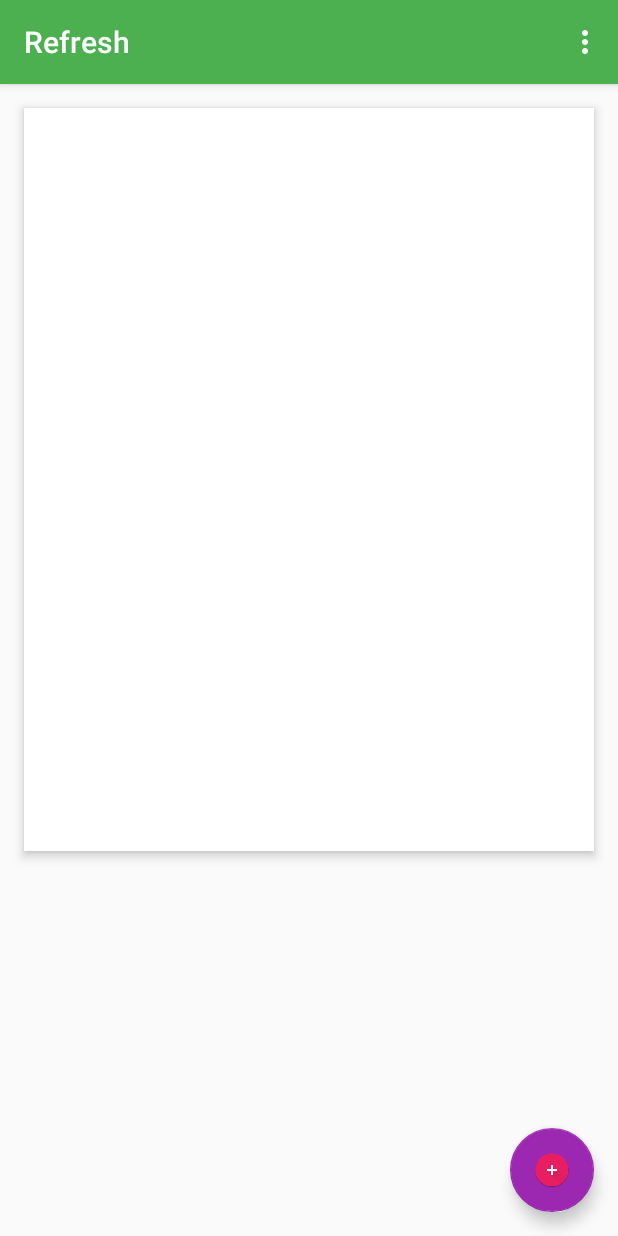
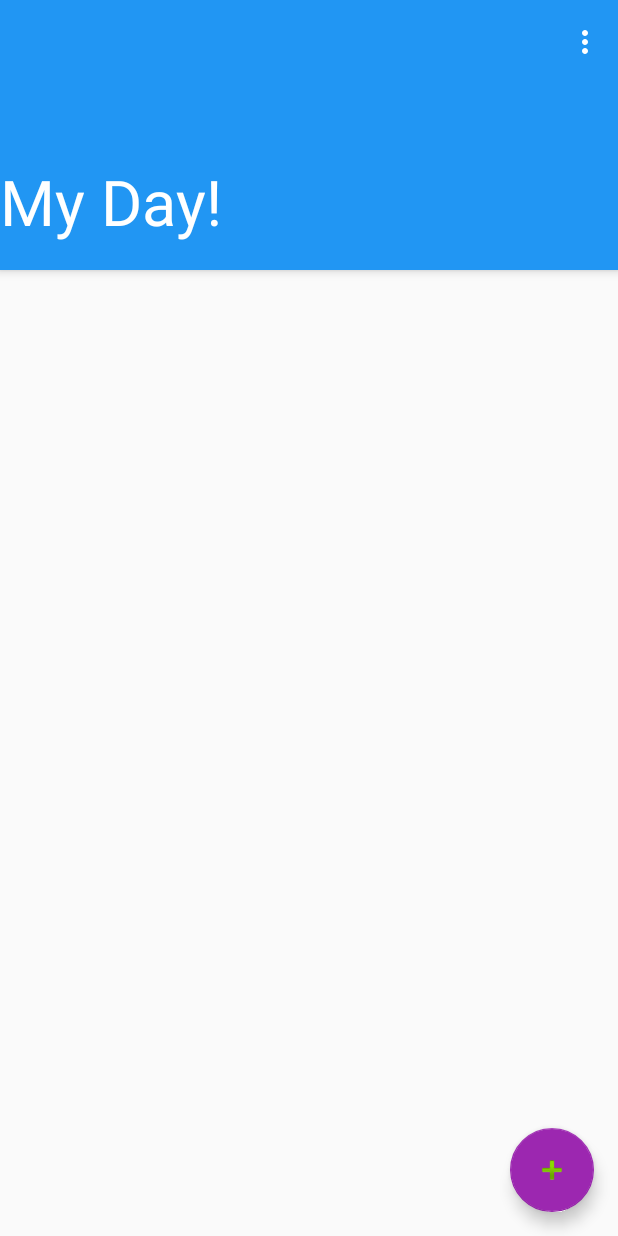
Before and after one commit to lakshyarawal/toDo, an Android app: the screen it shows after launch (MainActivity), on a phone screen of 412 x 824 dp. Run offline under Robolectric (Android 15) with nearby library versions, the phone set to English and light mode, and no system bars; our stand-ins replace Room's generated code.

```diff
--- a/app/build.gradle
+++ b/app/build.gradle
@@ -26,6 +26,9 @@ dependencies {
     })
     compile 'com.android.support:appcompat-v7:26.+'
     compile 'com.android.support.constraint:constraint-layout:1.0.2'
+    compile 'com.android.support:cardview-v7:26.+'
     compile 'com.android.support:design:26.+'
+    compile "android.arch.persistence.room:runtime:1.0.0-alpha3"
+    annotationProcessor "android.arch.persistence.room:compiler:1.0.0-alpha3"
     testCompile 'junit:junit:4.12'
 }
--- a/app/src/main/AndroidManifest.xml
+++ b/app/src/main/AndroidManifest.xml
@@ -23,7 +23,9 @@
             android:name=".ItemDetailsActiity"
             android:label="@string/title_activity_item_details_actiity"
             android:theme="@style/AppTheme.NoActionBar" />
-
+        <receiver android:name=".MyReceiver"
+            android:enabled="true"
+            android:exported="true"/>
     </application>
 
 </manifest>
--- a/app/src/main/java/com/example/lakshya/refresh/ListOpenHelper.java
+++ /dev/null
@@ -1,50 +0,0 @@
-package com.example.lakshya.refresh;
-
-import android.content.Context;
-import android.database.sqlite.SQLiteDatabase;
-import android.database.sqlite.SQLiteOpenHelper;
-
-/**
- * Created by LAKSHYA on 6/29/2017.
- */
-
-public class ListOpenHelper extends SQLiteOpenHelper {
-    public final static String LIST_TABLE_NAME  = "Expense";
-    public final static String LIST_TITLE  = "title";
-    public final static String LIST_ID  = "_id";
-    public final static String LIST_DATE = "dueDate" ;
-    public final static String LIST_TIME = "dueTime" ;
-    public final static String LIST_TYPE = "type" ;
-    public  static ListOpenHelper listOpenHelper;
-
-
-    public static ListOpenHelper getOpenHelperInstance(Context context){
-
-        if(listOpenHelper == null){
-            listOpenHelper = new ListOpenHelper(context);
-        }
-        return listOpenHelper;
-
-    }
-
-
-    public ListOpenHelper(Context context) {
-        super(context, "List.db", null, 1);
-    }
-
-    @Override
-    public void onCreate(SQLiteDatabase db) {
-        String query = "create table " + LIST_TABLE_NAME +" ( " + LIST_ID +
-                " integer primary key autoincrement, " + LIST_TITLE +" text, "
-                + LIST_DATE + " text, "+ LIST_TIME + " text, "
-                + LIST_TYPE + " text);";
-
-        db.execSQL(query);
-
-    }
-
-    @Override
-    public void onUpgrade(SQLiteDatabase db, int oldVersion, int newVersion) {
-
-    }
-}
--- a/app/src/main/java/com/example/lakshya/refresh/MainActivity.java
+++ b/app/src/main/java/com/example/lakshya/refresh/MainActivity.java
@@ -7,143 +7,119 @@ import android.content.Intent;
 import android.database.Cursor;
 import android.database.sqlite.SQLiteDatabase;
 import android.net.Uri;
+import android.os.AsyncTask;
 import android.os.Bundle;
 import android.support.design.widget.FloatingActionButton;
 import android.support.design.widget.Snackbar;
 import android.support.v7.app.AlertDialog;
 import android.support.v7.app.AppCompatActivity;
+import android.support.v7.widget.DefaultItemAnimator;
+import android.support.v7.widget.DividerItemDecoration;
+import android.support.v7.widget.LinearLayoutManager;
+import android.support.v7.widget.RecyclerView;
 import android.support.v7.widget.Toolbar;
+import android.support.v7.widget.helper.ItemTouchHelper;
 import android.view.View;
 import android.view.Menu;
 import android.view.MenuItem;
 import android.widget.AdapterView;
+import android.widget.CheckBox;
 import android.widget.ListView;
 import android.widget.TextView;
 import android.widget.Toast;
 
 import java.util.ArrayList;
 import java.util.Calendar;
+import java.util.Collections;
+import java.util.List;
 
 public class MainActivity extends AppCompatActivity {
-    ListView listView;
-    listArrayAdapter listAdapter;
-    ArrayList<ListItem> itemArrayList;
-    final static  int NEW_LIST = 1;
-    PendingIntent pendingIntent;
+    RecyclerView mRecyclerView;
+    RecyclerAdapter mAdapter;
+    ArrayList<ListItem> itemArrayList = new ArrayList<>();
+    private static final int REQUEST_ADD = 100;
     @Override
     protected void onCreate(Bundle savedInstanceState) {
         super.onCreate(savedInstanceState);
         setContentView(R.layout.activity_main);
-        itemArrayList = new ArrayList<>();
-        listView = (ListView) findViewById(R.id.expenseListView);
-        listAdapter = new listArrayAdapter(this, itemArrayList);
-        listView.setAdapter(listAdapter);
         Toolbar toolbar = (Toolbar) findViewById(R.id.toolbar);
         setSupportActionBar(toolbar);
+        getSupportActionBar().setDisplayShowTitleEnabled(false);
+        //toolbar.setNavigationIcon(R.drawable.ic_toolbar);
+        toolbar.setTitle("");
+        toolbar.setSubtitle("");
+        //toolbar.setLogo(R.drawable.ic_toolbar);
 
         FloatingActionButton fab = (FloatingActionButton) findViewById(R.id.fab);
         fab.setOnClickListener(new View.OnClickListener() {
             @Override
             public void onClick(View view) {
 
-                Intent i = new Intent(MainActivity.this, ItemDetailsActiity.class);
-                startActivityForResult(i,NEW_LIST);
+                Intent add = new Intent(MainActivity.this,ItemDetailsActiity.class);
+                startActivityForResult(add,REQUEST_ADD);
                 Toast.makeText(MainActivity.this,"Enter Details Here",Toast.LENGTH_SHORT).show();
             }
         });
-        listView.setOnItemClickListener(new AdapterView.OnItemClickListener() {
+
+        NoteDatabase db = NoteDatabase.getInstance(this);
+        final NoteDao noteDao = db.noteDao();
+        new AsyncTask<Void,Void,List<ListItem>>(){
+
             @Override
-            public void onItemClick(AdapterView<?> parent, View view, final int position, long id) {
-                Intent i = new Intent(MainActivity.this, ItemDetailsActiity.class);
-                i.putExtra("id", itemArrayList.get(position).id);
-                i.putExtra("title", itemArrayList.get(position).title);
-                i.putExtra("type", itemArrayList.get(position).type);
-                i.putExtra("date", itemArrayList.get(position).dueDate);
-                i.putExtra("time",itemArrayList.get(position).dueTime);
-                i.putExtra("requestCode", 1);
-                startActivityForResult(i, 1);
+            protected List<ListItem> doInBackground(Void... voids) {
+                return noteDao.getAllNotes();
+            }
+
+            @Override
+            protected void onPostExecute(List<ListItem> notes) {
+                itemArrayList.clear();
+                itemArrayList.addAll(notes);
+                mAdapter.notifyDataSetChanged();
+            }
+        }.execute();
+
+        mRecyclerView = (RecyclerView)findViewById(R.id.recycler_view);
+
+        mAdapter = new RecyclerAdapter(this, itemArrayList, new RecyclerAdapter.NotesClickListener() {
+            @Override
+            public void onItemClick(View view, int position) {
+                ListItem note = itemArrayList.get(position);
+                Snackbar.make(mRecyclerView,note.getTitle(),Snackbar.LENGTH_LONG).show();
+            }
+
+            @Override
+            public void onRemoveClicked(int position) {
+                itemArrayList.remove(position);
+                mAdapter.notifyItemRemoved(position);
             }
         });
-        listView.setOnItemLongClickListener(new AdapterView.OnItemLongClickListener() {
+        mRecyclerView.setAdapter(mAdapter);
+        mRecyclerView.setLayoutManager(new LinearLayoutManager(this));
+        mRecyclerView.addItemDecoration(new DividerItemDecoration(this,DividerItemDecoration.VERTICAL));
+        mRecyclerView.setItemAnimator(new DefaultItemAnimator());
+
+        ItemTouchHelper itemTouchHelper = new ItemTouchHelper(new ItemTouchHelper.SimpleCallback(ItemTouchHelper.UP|ItemTouchHelper.DOWN,ItemTouchHelper.RIGHT) {
             @Override
-            public boolean onItemLongClick(AdapterView<?> parent, View view, final int position, long id) {
-                final int id1 = itemArrayList.get(position).id;
-                AlertDialog.Builder builder = new AlertDialog.Builder(MainActivity.this);
-                builder.setTitle("Delete");
-                builder.setCancelable(false);
-                View v = getLayoutInflater().inflate(R.layout.dialog_view2, null);
-                final TextView tv = (TextView) v.findViewById(R.id.dialogTextView);
-                tv.setText("Are you sure you want to delete ??");
-                builder.setView(v);
-
-                builder.setPositiveButton("OK", new DialogInterface.OnClickListener() {
-                    @Override
-                    public void onClick(DialogInterface dialog, int which) {
-                        itemArrayList.remove(position);
-                        ListOpenHelper expenseOpenHelper = new ListOpenHelper(MainActivity.this);
-                        SQLiteDatabase database = expenseOpenHelper.getWritableDatabase();
-                        database.delete(ListOpenHelper.LIST_TABLE_NAME, ListOpenHelper.LIST_ID + "=" + id1, null);
-                        listAdapter.notifyDataSetChanged();
-                    }
-                });
-                builder.setNegativeButton("Cancel", new DialogInterface.OnClickListener() {
-                    @Override
-                    public void onClick(DialogInterface dialog, int which) {
-                        dialog.dismiss();
-                    }
-                });
-
-                AlertDialog dialog = builder.create();
-                dialog.show();
+            public boolean onMove(RecyclerView recyclerView, RecyclerView.ViewHolder viewHolder, RecyclerView.ViewHolder target) {
+                int from = viewHolder.getAdapterPosition();
+                int to = target.getAdapterPosition();
+                Collections.swap(itemArrayList,from,to);
+                mAdapter.notifyItemMoved(from,to);
                 return true;
             }
+
+            @Override
+            public void onSwiped(RecyclerView.ViewHolder viewHolder, int direction) {
+                int position = viewHolder.getAdapterPosition();
+                itemArrayList.remove(position);
+                mAdapter.notifyItemRemoved(position);
+            }
         });
+        itemTouchHelper.attachToRecyclerView(mRecyclerView);
+    }
 
-        updateItemArrayList();
-        Calendar calendar = Calendar.getInstance();
 
-        calendar.set(Calendar.MONTH, 5);
-        calendar.set(Calendar.YEAR, 2017);
-        calendar.set(Calendar.DAY_OF_MONTH,7);
 
-        calendar.set(Calendar.HOUR_OF_DAY, 5);
-        calendar.set(Calendar.MINUTE, 43);
-        calendar.set(Calendar.SECOND, 0);
-        calendar.set(Calendar.AM_PM,Calendar.PM);
-
-        Intent myIntent = new Intent(MainActivity.this, MyReceiver.class);
-        pendingIntent = PendingIntent.getBroadcast(MainActivity.this, 0, myIntent,PendingIntent.FLAG_UPDATE_CURRENT);
-
-        AlarmManager alarmManager = (AlarmManager)getSystemService(ALARM_SERVICE);
-        alarmManager.set(AlarmManager.RTC_WAKEUP, calendar.getTimeInMillis(), pendingIntent);
-
-    }
-    private void updateItemArrayList() {
-        ListOpenHelper listOpenHelper = ListOpenHelper.getOpenHelperInstance(this);
-        itemArrayList.clear();
-        SQLiteDatabase database = listOpenHelper.getReadableDatabase();
-        Cursor cursor = database.query(ListOpenHelper.LIST_TABLE_NAME,null,null,null,null, null, null);
-        while(cursor.moveToNext()){
-
-            String title = cursor.getString(cursor.getColumnIndex(ListOpenHelper.LIST_TITLE));
-            String date = cursor.getString(cursor.getColumnIndex(ListOpenHelper.LIST_DATE));
-            String time = cursor.getString(cursor.getColumnIndex(ListOpenHelper.LIST_TIME));
-            int id = cursor.getInt(cursor.getColumnIndex(ListOpenHelper.LIST_ID));
-            String type = cursor.getString(cursor.getColumnIndex(ListOpenHelper.LIST_TYPE));
-            ListItem e = new ListItem(id, title,type,date,time);
-            itemArrayList.add(e);
-        }
-
-        listAdapter.notifyDataSetChanged();
-    }
-    @Override
-    protected void onActivityResult(int requestCode, int resultCode, Intent data) {
-        if(requestCode == 1) {
-            if (resultCode == RESULT_OK) {
-                updateItemArrayList();
-            }
-        }
-    }
 
 
     @Override
@@ -191,4 +167,19 @@ public class MainActivity extends AppCompatActivity {
         return super.onOptionsItemSelected(item);
     }
 
+
+    @Override
+    protected void onActivityResult(int requestCode, int resultCode, Intent data) {
+        super.onActivityResult(requestCode, resultCode, data);
+        if(requestCode == REQUEST_ADD && resultCode == RESULT_OK){
+            String title = data.getStringExtra("title");
+            String type = data.getStringExtra("type");
+            String date = data.getStringExtra("date");
+            String time = data.getStringExtra("time");
+            ListItem note = new ListItem(title,type,date,time);
+            int size = itemArrayList.size();
+            itemArrayList.add(note);
+            mAdapter.notifyItemInserted(size);
+        }
+    }
 }
--- a/app/src/main/java/com/example/lakshya/refresh/MyReceiver.java
+++ b/app/src/main/java/com/example/lakshya/refresh/MyReceiver.java
@@ -15,7 +15,8 @@ public class MyReceiver extends BroadcastReceiver {
     public static int i = 0;
     @Override
     public void onReceive(Context context, Intent intent) {
-        NotificationCompat.Builder builder = new NotificationCompat.Builder(context).setAutoCancel(true).setSmallIcon(android.R.drawable.ic_menu_report_image).setContentTitle("JAAG JAO").setContentText("ALarm!!!");
+        String title = intent.getStringExtra("title");
+        NotificationCompat.Builder builder = new NotificationCompat.Builder(context).setAutoCancel(true).setSmallIcon(android.R.drawable.ic_menu_report_image).setContentTitle(title).setContentText("Reminder");
         Intent resultIntent = new Intent(context,MainActivity.class);
         PendingIntent resultPendingIntent = PendingIntent.getActivity(context,i,resultIntent,PendingIntent.FLAG_UPDATE_CURRENT);
         builder.setContentIntent(resultPendingIntent);
--- /dev/null
+++ b/app/src/main/java/com/example/lakshya/refresh/NoteDao.java
@@ -0,0 +1,23 @@
+package com.example.lakshya.refresh;
+
+import android.arch.persistence.room.Dao;
+import android.arch.persistence.room.Insert;
+import android.arch.persistence.room.Query;
+
+import java.util.List;
+
+/**
+ * Created by LAKSHYA on 7/15/2017.
+ */
+@Dao
+public interface NoteDao {
+    @Query("SELECT * FROM notes")
+    List<ListItem> getAllNotes();
+
+
+    @Query("SELECT * FROM notes WHERE title = :title AND type = :type")
+    List<ListItem> getAllNotesWithName(String title,String type);
+
+    @Insert
+    void insertNote(ListItem note);
+}
--- /dev/null
+++ b/app/src/main/java/com/example/lakshya/refresh/NoteDatabase.java
@@ -0,0 +1,35 @@
+package com.example.lakshya.refresh;
+import android.arch.persistence.room.Database;
+import android.arch.persistence.room.Room;
+import android.arch.persistence.room.RoomDatabase;
+import android.content.Context;
+
+/**
+ * Created by rohan on 13/07/17.
+ */
+
+
+@Database(entities = {ListItem.class},version = 1)
+public abstract class NoteDatabase extends RoomDatabase {
+
+    private static NoteDatabase INSTANCE;
+
+    private static Object LOCK = new Object();
+
+    public static NoteDatabase getInstance(Context context){
+        if(INSTANCE == null){
+            synchronized (LOCK){
+                if(INSTANCE == null){
+                    INSTANCE = Room.databaseBuilder(context.getApplicationContext()
+                            ,NoteDatabase.class,NoteDatabase.DB_NAME).build();
+                }
+            }
+        }
+        return INSTANCE;
+    }
+
+    public static final String DB_NAME = "notes.db";
+
+    abstract NoteDao noteDao();
+
+}
--- /dev/null
+++ b/app/src/main/java/com/example/lakshya/refresh/RecyclerAdapter.java
@@ -0,0 +1,84 @@
+package com.example.lakshya.refresh;
+import android.content.Context;
+import android.support.v7.widget.RecyclerView;
+import android.view.LayoutInflater;
+import android.view.View;
+import android.view.ViewGroup;
+import android.widget.Button;
+import android.widget.TextView;
+
+import java.util.ArrayList;
+import java.util.List;
+
+
+public class RecyclerAdapter extends RecyclerView.Adapter<RecyclerAdapter.NoteViewHolder> {
+
+    private Context mContext;
+    private ArrayList<ListItem> mNotes;
+    private NotesClickListener mListener;
+
+    public interface NotesClickListener {
+        void onItemClick(View view,int position);
+        void onRemoveClicked(int position);
+    }
+
+
+    public RecyclerAdapter(Context context, ArrayList<ListItem> notes,NotesClickListener listener){
+        mContext = context;
+        mNotes = notes;
+        mListener = listener;
+    }
+
+    @Override
+    public NoteViewHolder onCreateViewHolder(ViewGroup parent, int viewType) {
+        View itemView = LayoutInflater.from(mContext).inflate(R.layout.list_item,parent,false);
+        return new NoteViewHolder(itemView,mListener);
+    }
+
+    @Override
+    public void onBindViewHolder(NoteViewHolder holder, int position) {
+        ListItem note = mNotes.get(position);
+        holder.titleTextView.setText(note.getTitle());
+        holder.descTextView.setText(note.getDueDate());
+    }
+
+    @Override
+    public int getItemCount() {
+        return mNotes.size();
+    }
+
+    public static class NoteViewHolder extends RecyclerView.ViewHolder implements View.OnClickListener{
+
+        TextView titleTextView;
+        TextView descTextView;
+        Button removeButton;
+        NotesClickListener mNotesClickListener;
+
+        public NoteViewHolder(View itemView,NotesClickListener listener) {
+            super(itemView);
+            itemView.setOnClickListener(this);
+            mNotesClickListener = listener;
+            titleTextView = itemView.findViewById(R.id.titleNameTextView);
+            descTextView = itemView.findViewById(R.id.titleCategoryTextView);
+            removeButton = itemView.findViewById(R.id.remove_button);
+            removeButton.setOnClickListener(this);
+        }
+
+        @Override
+        public void onClick(View view) {
+            int id = view.getId();
+            int position = getAdapterPosition();
+            if(position != RecyclerView.NO_POSITION){
+                if(id == R.id.note_layout){
+                    mNotesClickListener.onItemClick(view,position);
+                }
+                else if(id == R.id.remove_button){
+                    mNotesClickListener.onRemoveClicked(position);
+                }
+            }
+
+        }
+    }
+
+
+}
--- a/app/src/main/java/com/example/lakshya/refresh/listArrayAdapter.java
+++ /dev/null
@@ -1,77 +0,0 @@
-package com.example.lakshya.refresh;
-
-import android.content.Context;
-import android.support.annotation.NonNull;
-import android.support.annotation.Nullable;
-import android.view.LayoutInflater;
-import android.view.View;
-import android.view.ViewGroup;
-import android.widget.ArrayAdapter;
-import android.widget.Button;
-import android.widget.TextView;
-
-import java.util.ArrayList;
-
-/**
- * Created by LAKSHYA on 6/24/2017.
- */
-
-public class listArrayAdapter extends ArrayAdapter<ListItem> {
-    ArrayList<ListItem> itemArrayList;
-    Context context;
-    public listArrayAdapter(@NonNull Context context, ArrayList<ListItem> itemArrayList) {
-        super(context, 0);
-        this.context = context;
-        this.itemArrayList = itemArrayList;
-    }
-    @Override
-    public int getCount() {
-        return itemArrayList.size();
-    }
-
-    static class itemViewHolder{
-
-        TextView nameTextView;
-        TextView categoryTextView ;
-        TextView dateTextView ;
-        TextView timeTextView ;
-
-
-
-        itemViewHolder(TextView nameTextView, TextView categoryTextView, TextView dateTextView, TextView timeTextView){
-            this.nameTextView = nameTextView;
-            this.categoryTextView = categoryTextView;
-            this.dateTextView = dateTextView;
-            this.timeTextView = timeTextView;
-
-        }
-
-    }
-
-    @NonNull
-    @Override
-    public View getView(int position, @Nullable View convertView, @NonNull ViewGroup parent) {
-
-        if(convertView == null){
-            convertView = LayoutInflater.from(context).inflate(R.layout.list_item,null);
-            TextView nameTextView = (TextView) convertView.findViewById(R.id.titleNameTextView);
-            TextView categoryTextView = (TextView) convertView.findViewById(R.id.titleCategoryTextView);
-            TextView dateTextView = (TextView) convertView.findViewById(R.id.dueDateTextView);
-            TextView timeTextView = (TextView) convertView.findViewById(R.id.dueTimeTextView);
-            itemViewHolder itemViewHolder = new itemViewHolder(nameTextView, categoryTextView, dateTextView,timeTextView);
-            convertView.setTag(itemViewHolder);
-
-        }
-
-        ListItem e = itemArrayList.get(position);
-        itemViewHolder expenseViewHolder = (itemViewHolder)convertView.getTag();
-        expenseViewHolder.nameTextView.setText(e.title);
-        expenseViewHolder.categoryTextView.setText(e.type);
-        expenseViewHolder.dateTextView.setText(e.dueDate);
-        expenseViewHolder.timeTextView.setText(e.dueTime);
-
-
-
-        return  convertView;
-    }
-}
--- a/app/src/main/res/layout/activity_item_details_actiity.xml
+++ b/app/src/main/res/layout/activity_item_details_actiity.xml
@@ -34,7 +34,7 @@
                 android:layout_width="match_parent"
                 android:layout_height="wrap_content"
                 android:layout_gravity="center"
-                android:textColor="@color/colorAccent"
+                android:textColor="@android:color/white"
                 android:textSize="42sp"
                 android:text="Title"/>
 
@@ -46,6 +46,7 @@
                 android:background="@color/colorPrimaryDark"
                 android:textColor="@android:color/white"
                 android:textSize="42sp"
+                android:hint=""
                 android:textColorHighlight="@color/colorAccent"/>
 
         </android.support.design.widget.CollapsingToolbarLayout>
@@ -58,6 +59,7 @@
         android:layout_width="wrap_content"
         android:layout_height="wrap_content"
         android:layout_margin="@dimen/fab_margin"
+        android:onClick="addNote"
         app:fabSize="normal"
         app:layout_anchor="@id/app_bar"
         app:layout_anchorGravity="bottom|end"
--- a/app/src/main/res/layout/activity_main.xml
+++ b/app/src/main/res/layout/activity_main.xml
@@ -8,15 +8,28 @@
 
     <android.support.design.widget.AppBarLayout
         android:layout_width="match_parent"
-        android:layout_height="wrap_content"
-        android:theme="@style/AppTheme.AppBarOverlay">
+        android:layout_height="@dimen/app_bar_height"
+
+        android:theme="@style/AppTheme.AppBarOverlay"
+        >
 
         <android.support.v7.widget.Toolbar
             android:id="@+id/toolbar"
             android:layout_width="match_parent"
             android:layout_height="?attr/actionBarSize"
-            android:background="?attr/colorPrimary"
+            android:background="?colorPrimary"
             app:popupTheme="@style/AppTheme.PopupOverlay" />
+
+        <TextView
+            android:id="@+id/textView"
+            android:layout_width="match_parent"
+            android:layout_height="wrap_content"
+            android:layout_gravity="bottom|center"
+            android:text="My Day!"
+            android:textColor="@android:color/white"
+            android:textSize="42sp"
+
+            android:layout_marginTop="50dp"/>
 
     </android.support.design.widget.AppBarLayout>
 
@@ -28,7 +41,7 @@
         android:layout_height="56dp"
         android:layout_gravity="bottom|end"
         android:layout_margin="@dimen/fab_margin"
-        app:srcCompat="@drawable/plus"
-        app:elevation="6dp"/>
+        app:elevation="6dp"
+        app:srcCompat="@android:drawable/ic_input_add" />
 
 </android.support.design.widget.CoordinatorLayout>
--- a/app/src/main/res/layout/content_main.xml
+++ b/app/src/main/res/layout/content_main.xml
@@ -8,35 +8,10 @@
     tools:context="com.example.lakshya.refresh.MainActivity"
     tools:showIn="@layout/activity_main">
 
-    <FrameLayout
-        android:layout_width="0dp"
-        android:layout_height="495dp"
-        android:layout_margin="16dp"
-        android:layout_marginEnd="16dp"
-        android:layout_marginLeft="16dp"
-        android:layout_marginRight="16dp"
-        android:layout_marginStart="16dp"
-        android:layout_marginTop="16dp"
-        android:background="#FFFFFF"
-        android:elevation="4dp"
-        app:layout_constraintHorizontal_bias="0.375"
-        app:layout_constraintLeft_toLeftOf="parent"
-        app:layout_constraintRight_toRightOf="parent"
-        app:layout_constraintTop_toTopOf="parent">
-        <ListView
-            android:id="@+id/expenseListView"
-            android:layout_width="match_parent"
-            android:layout_height="match_parent"
-            android:layout_marginLeft="8dp"
-            android:layout_marginStart="8dp"
-            app:layout_constraintBottom_toBottomOf="parent"
-            app:layout_constraintHorizontal_bias="0.0"
-            app:layout_constraintLeft_toLeftOf="parent"
-            app:layout_constraintRight_toRightOf="parent"
-            app:layout_constraintTop_toTopOf="parent"
-            app:layout_constraintVertical_bias="0.247"
-            android:elevation="8dp"/>
 
-    </FrameLayout>
+    <android.support.v7.widget.RecyclerView
+        android:id="@+id/recycler_view"
+        android:layout_width="match_parent"
+        android:layout_height="match_parent"/>
 
 </android.support.constraint.ConstraintLayout>
--- a/app/src/main/res/values/colors.xml
+++ b/app/src/main/res/values/colors.xml
@@ -1,7 +1,7 @@
 <?xml version="1.0" encoding="utf-8"?>
 <resources>
-    <color name="colorPrimary">#4CAF50</color>
-    <color name="colorPrimaryDark">#388E3C
+    <color name="colorPrimary">#2196f3</color>
+    <color name="colorPrimaryDark">#1976d2
     </color>
     <color name="colorAccent">#9c27b0</color>
 </resources>
--- a/build.gradle
+++ b/build.gradle
@@ -15,6 +15,7 @@ buildscript {
 allprojects {
     repositories {
         jcenter()
+        maven { url 'https://maven.google.com' }
     }
 }
 
```
Also changed, not shown: app/src/main/java/com/example/lakshya/refresh/ItemDetailsActiity.java (+57 -14 lines), app/src/main/java/com/example/lakshya/refresh/ListItem.java (+48 -4 lines), app/src/main/res/drawable/listbackground.xml (added, +8 -0 lines), app/src/main/res/layout/list_item.xml (+31 -7 lines), app/src/main/res/drawable/hill.jpg (added).
